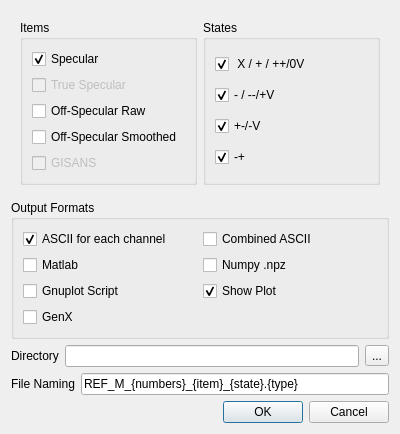
This is designer/reduce_dialog.ui in aglavic/quicknxs as Qt 5 draws it before an edit. The edited form follows.
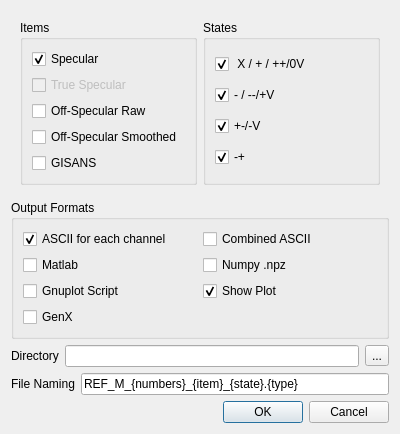
This is the edited form. Icons and pictures are not drawn.

```diff
--- a/designer/reduce_dialog.ui
+++ b/designer/reduce_dialog.ui
@@ -69,9 +69,6 @@
          </item>
          <item>
           <widget class="QCheckBox" name="exportGISANS">
-           <property name="enabled">
-            <bool>false</bool>
-           </property>
            <property name="text">
             <string>GISANS</string>
            </property>
```
